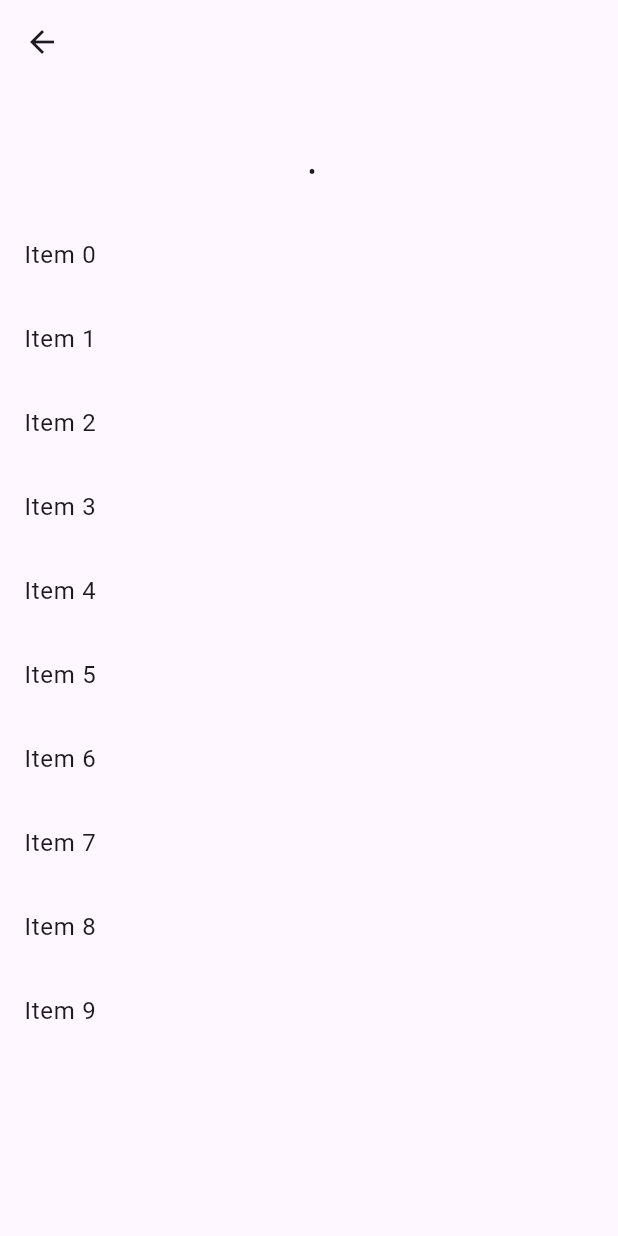
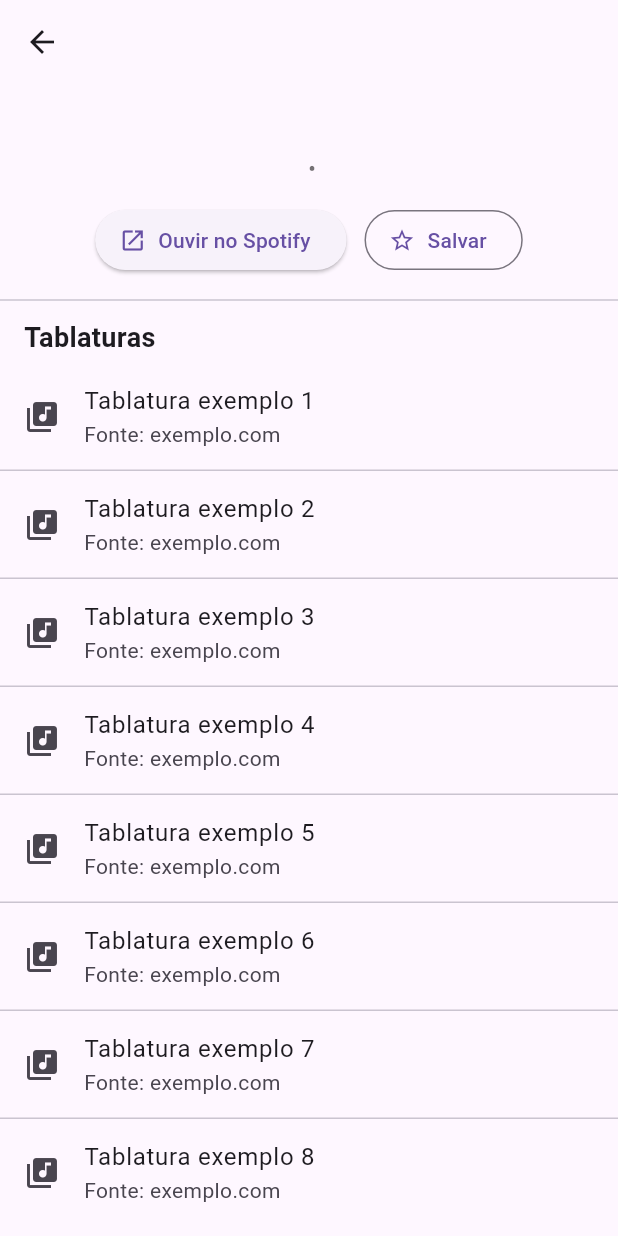
Before and after one commit to GuilhermeGerman0/brenner, a Flutter app: the TrackDetailPage screen opened directly with empty values, on a phone screen of 412 x 824 dp. Run offline on Flutter 3.47's test engine with Material 3 defaults, Android fonts, the phone set to English and light mode, and no system bars; our stand-ins replace local_auth, shared_preferences; accounts and stored records are empty.

Commit message:
Tela Musica

```diff
--- a/brenner/lib/pages/TrackDetailPage.dart
+++ b/brenner/lib/pages/TrackDetailPage.dart
@@ -1,13 +1,35 @@
 import 'package:flutter/material.dart';
 import '../models/spotify_track.dart';
+import 'package:url_launcher/url_launcher.dart';
 
 class TrackDetailPage extends StatelessWidget {
   final SpotifyTrack track;
 
   const TrackDetailPage({Key? key, required this.track}) : super(key: key);
 
+  Future<void> _abrirSpotify(BuildContext context, String url) async {
+    if (url.isEmpty) {
+      ScaffoldMessenger.of(context).showSnackBar(
+        SnackBar(content: Text('URL do Spotify indisponível')),
+      );
+      return;
+    }
+
+    final uri = Uri.parse(url);
+    if (await canLaunchUrl(uri)) {
+      await launchUrl(uri, mode: LaunchMode.externalApplication);
+    } else {
+      ScaffoldMessenger.of(context).showSnackBar(
+        SnackBar(content: Text('Não consegui abrir o Spotify')),
+      );
+    }
+  }
+
   @override
   Widget build(BuildContext context) {
+    // placeholder de tablaturas — substitua pela sua fonte/API depois
+    final List<String> tablaturas = List.generate(8, (i) => 'Tablatura exemplo ${i + 1}');
+
     return Scaffold(
       appBar: AppBar(title: Text(track.nome)),
       body: Column(
@@ -15,31 +37,68 @@ class TrackDetailPage extends StatelessWidget {
         children: [
           // capa do álbum
           if (track.imagemUrl.isNotEmpty)
-            Image.network(track.imagemUrl,
-                height: 250, fit: BoxFit.cover),
+            Image.network(track.imagemUrl, height: 250, fit: BoxFit.cover),
           Padding(
-            padding: const EdgeInsets.all(8.0),
-            child: Text(
-              track.nome,
-              textAlign: TextAlign.center,
-              style: TextStyle(fontSize: 22, fontWeight: FontWeight.bold),
+            padding: const EdgeInsets.symmetric(vertical: 8.0, horizontal: 16),
+            child: Column(
+              children: [
+                Text(
+                  track.nome,
+                  textAlign: TextAlign.center,
+                  style: const TextStyle(fontSize: 22, fontWeight: FontWeight.bold),
+                ),
+                const SizedBox(height: 6),
+                Text(
+                  '${track.artista} • ${track.album}',
+                  textAlign: TextAlign.center,
+                  style: const TextStyle(fontSize: 16, color: Colors.black54),
+                ),
+                const SizedBox(height: 12),
+                Row(
+                  mainAxisAlignment: MainAxisAlignment.center,
+                  children: [
+                    ElevatedButton.icon(
+                      icon: const Icon(Icons.open_in_new),
+                      label: const Text('Ouvir no Spotify'),
+                      onPressed: () => _abrirSpotify(context, track.spotifyUrl),
+                    ),
+                    const SizedBox(width: 12),
+                    // exemplo: botão para favoritar (funcionalidade extra opcional)
+                    OutlinedButton.icon(
+                      icon: const Icon(Icons.star_border),
+                      label: const Text('Salvar'),
+                      onPressed: () {
+                        ScaffoldMessenger.of(context).showSnackBar(
+                          SnackBar(content: Text('Salvo (placeholder)')),
+                        );
+                      },
+                    ),
+                  ],
+                ),
+              ],
             ),
           ),
-          Text(
-            '${track.artista} • ${track.album}',
-            textAlign: TextAlign.center,
-            style: TextStyle(fontSize: 16),
+          const Divider(),
+          // Lista de tablaturas (expandida)
+          const Padding(
+            padding: EdgeInsets.symmetric(horizontal: 16, vertical: 4),
+            child: Text('Tablaturas', style: TextStyle(fontSize: 18, fontWeight: FontWeight.bold)),
           ),
-          const SizedBox(height: 16),
-          // Aqui virá a lista de recomendações/relacionadas
           Expanded(
-            child: ListView.builder(
-              itemCount: 10, // troca depois pela sua lista real
+            child: ListView.separated(
+              itemCount: tablaturas.length,
+              separatorBuilder: (_, __) => const Divider(height: 0),
               itemBuilder: (context, index) {
+                final tab = tablaturas[index];
                 return ListTile(
-                  title: Text('Item $index'),
+                  leading: const Icon(Icons.library_music),
+                  title: Text(tab),
+                  subtitle: Text('Fonte: exemplo.com'),
                   onTap: () {
-                    // ação do item
+                    // ação ao clicar na tablatura — abrir página da tablatura, mostrar modal, etc.
+                    ScaffoldMessenger.of(context).showSnackBar(
+                      SnackBar(content: Text('Abrir tablatura: $tab (placeholder)')),
+                    );
                   },
                 );
               },
```
Also changed, not shown: brenner/lib/pages/search_page.dart (+23 -4 lines).
